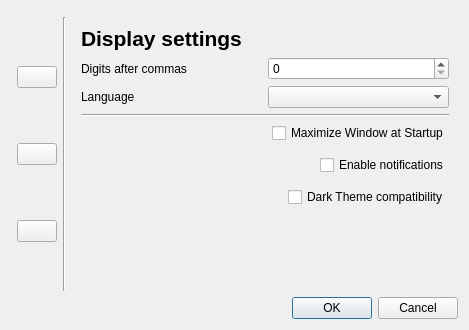
The window that src/sakia/gui/preferences.ui (duniter/sakia) describes before a commit, drawn with Qt 5.
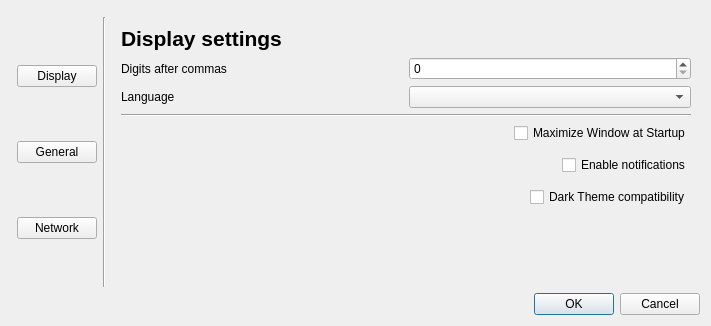
The same window after the commit. Icons and pictures are not drawn.

Commit message: Update preferences buttons

Patch:
```diff
--- a/src/sakia/gui/preferences.ui
+++ b/src/sakia/gui/preferences.ui
@@ -6,8 +6,8 @@
    <rect>
     <x>0</x>
     <y>0</y>
-    <width>469</width>
-    <height>330</height>
+    <width>711</width>
+    <height>326</height>
    </rect>
   </property>
   <property name="windowTitle">
@@ -27,7 +27,7 @@
        <item>
         <widget class="QPushButton" name="button_app">
          <property name="text">
-          <string/>
+          <string>Display</string>
          </property>
          <property name="icon">
           <iconset resource="../../../res/icons/icons.qrc">
@@ -47,7 +47,7 @@
        <item>
         <widget class="QPushButton" name="button_display">
          <property name="text">
-          <string/>
+          <string>General</string>
          </property>
          <property name="icon">
           <iconset resource="../../../res/icons/icons.qrc">
@@ -67,7 +67,7 @@
        <item>
         <widget class="QPushButton" name="button_network">
          <property name="text">
-          <string/>
+          <string>Network</string>
          </property>
          <property name="icon">
           <iconset resource="../../../res/icons/icons.qrc">
```
The commit also changes 2 other files.
